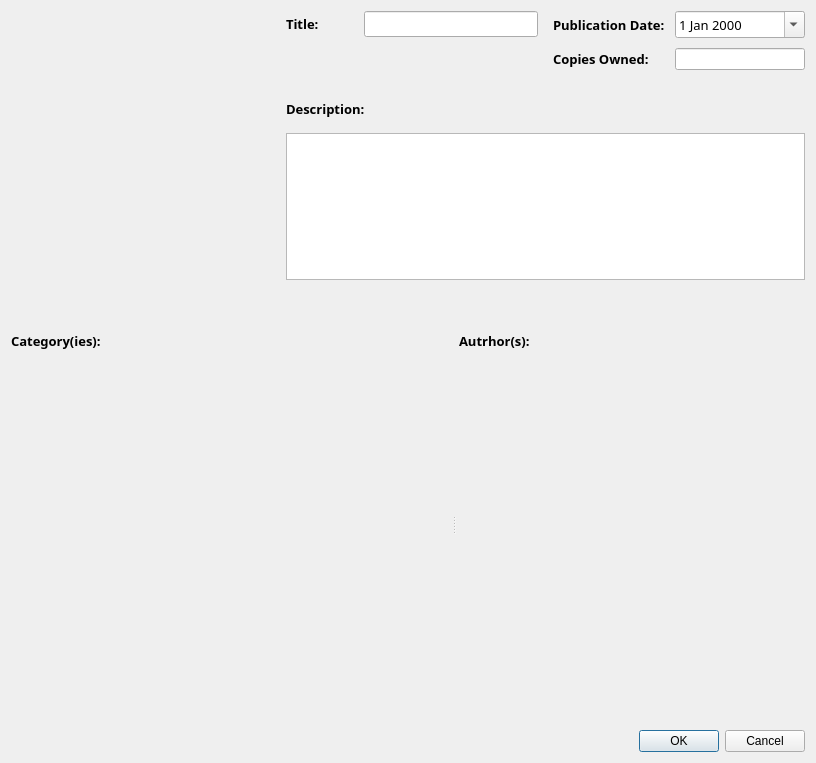
yunag/QLibraryManagementSystem, file src/forms/bookadddialog.ui: the form before one commit.
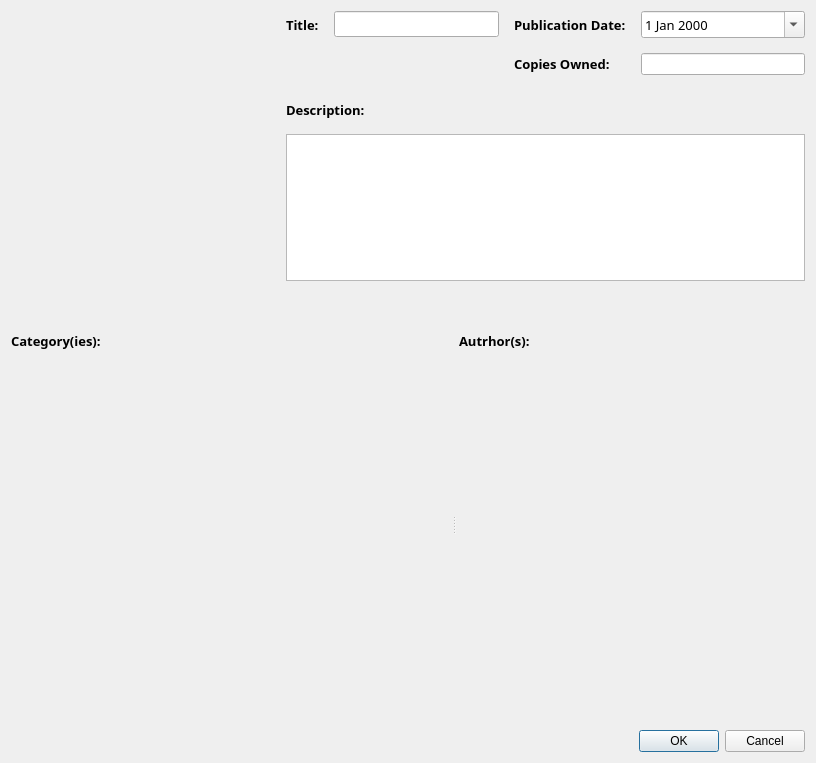
The form after the commit. Custom widgets are drawn as their Qt base class.

The edit to the form file:
```diff
--- a/src/forms/bookadddialog.ui
+++ b/src/forms/bookadddialog.ui
@@ -13,7 +13,7 @@
   <property name="windowTitle">
    <string>Form</string>
   </property>
-  <layout class="QVBoxLayout" name="verticalLayout_5" stretch="8,10,0">
+  <layout class="QVBoxLayout" name="verticalLayout_4" stretch="8,10,0">
    <property name="spacing">
     <number>15</number>
    </property>
@@ -47,42 +47,8 @@
      <item>
       <layout class="QVBoxLayout" name="verticalLayout">
        <item>
-        <layout class="QHBoxLayout" name="horizontalLayout_2">
-         <item>
-          <layout class="QVBoxLayout" name="verticalLayout_4">
-           <item>
-            <layout class="QHBoxLayout" name="horizontalLayout_5">
-             <item>
-              <widget class="QLabel" name="titleLabel">
-               <property name="font">
-                <font>
-                 <family>Montserrat</family>
-                 <pointsize>10</pointsize>
-                 <bold>true</bold>
-                </font>
-               </property>
-               <property name="text">
-                <string>Title:</string>
-               </property>
-              </widget>
-             </item>
-             <item>
-              <spacer name="horizontalSpacer">
-               <property name="orientation">
-                <enum>Qt::Horizontal</enum>
-               </property>
-               <property name="sizeType">
-                <enum>QSizePolicy::Maximum</enum>
-               </property>
-               <property name="sizeHint" stdset="0">
-                <size>
-                 <width>30</width>
-                 <height>17</height>
-                </size>
-               </property>
-              </spacer>
-             </item>
-             <item>
+        <layout class="QGridLayout" name="gridLayout">
+         <item row="0" column="1">
               <widget class="QLineEdit" name="titleLineEdit">
                <property name="sizePolicy">
                 <sizepolicy hsizetype="Expanding" vsizetype="Fixed">
@@ -101,49 +67,7 @@
                </property>
               </widget>
              </item>
-            </layout>
-           </item>
-           <item>
-            <spacer name="verticalSpacer_3">
-             <property name="orientation">
-              <enum>Qt::Vertical</enum>
-             </property>
-             <property name="sizeType">
-              <enum>QSizePolicy::Ignored</enum>
-             </property>
-             <property name="sizeHint" stdset="0">
-              <size>
-               <width>20</width>
-               <height>40</height>
-              </size>
-             </property>
-            </spacer>
-           </item>
-          </layout>
-         </item>
-         <item>
-          <layout class="QFormLayout" name="formLayout">
-           <property name="horizontalSpacing">
-            <number>10</number>
-           </property>
-           <property name="verticalSpacing">
-            <number>10</number>
-           </property>
-           <item row="0" column="0">
-            <widget class="QLabel" name="publicationDateLabel">
-             <property name="font">
-              <font>
-               <family>Montserrat</family>
-               <pointsize>10</pointsize>
-               <bold>true</bold>
-              </font>
-             </property>
-             <property name="text">
-              <string>Publication Date:</string>
-             </property>
-            </widget>
-           </item>
-           <item row="0" column="1">
+         <item row="0" column="3">
             <widget class="QDateEdit" name="publicationDate">
              <property name="sizePolicy">
               <sizepolicy hsizetype="Minimum" vsizetype="Fixed">
@@ -165,7 +89,24 @@
              </property>
             </widget>
            </item>
-           <item row="1" column="0">
+         <item row="1" column="3">
+          <widget class="QLineEdit" name="copiesOwned"/>
+         </item>
+         <item row="0" column="0">
+          <widget class="QLabel" name="titleLabel">
+           <property name="font">
+            <font>
+             <family>Montserrat</family>
+             <pointsize>10</pointsize>
+             <bold>true</bold>
+            </font>
+           </property>
+           <property name="text">
+            <string>Title:</string>
+           </property>
+          </widget>
+         </item>
+         <item row="1" column="2">
             <widget class="QLabel" name="publicationDateLabel_2">
              <property name="font">
               <font>
@@ -179,10 +120,19 @@
              </property>
             </widget>
            </item>
-           <item row="1" column="1">
-            <widget class="QLineEdit" name="copiesOwned"/>
-           </item>
-          </layout>
+         <item row="0" column="2">
+          <widget class="QLabel" name="publicationDateLabel">
+           <property name="font">
+            <font>
+             <family>Montserrat</family>
+             <pointsize>10</pointsize>
+             <bold>true</bold>
+            </font>
+           </property>
+           <property name="text">
+            <string>Publication Date:</string>
+           </property>
+          </widget>
          </item>
         </layout>
        </item>
```
Left out of the diff: 2 changed lines with no effect on the pictures. Lines whose indentation alone changed are shown as unchanged.
